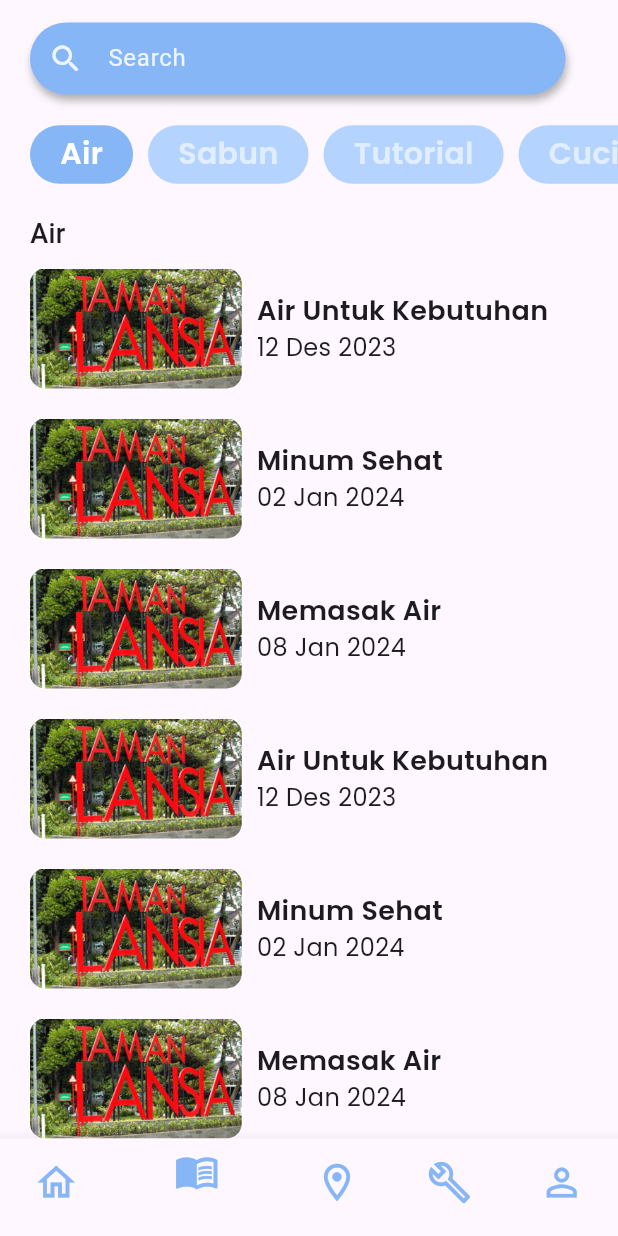
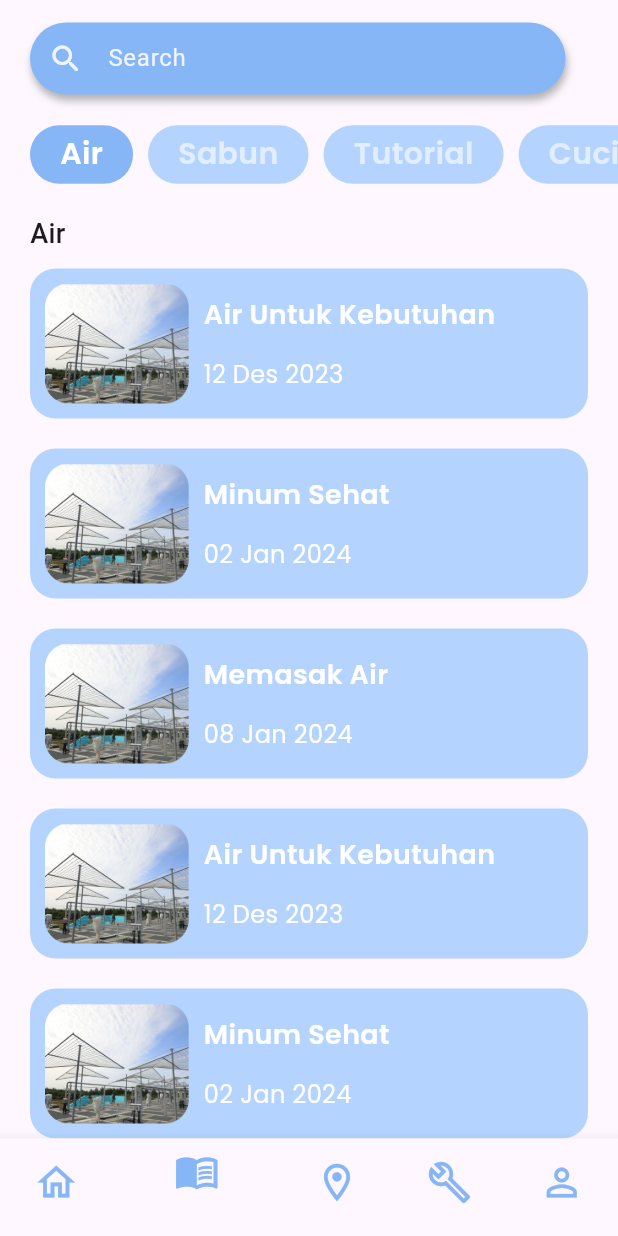
Before and after one commit to raihansyahrin/naara_app, a Flutter app: the screen it shows after launch, item 2 of the bottom bar chosen, on a phone screen of 412 x 824 dp. Run offline on Flutter 3.47's test engine with Material 3 defaults, Android fonts, the phone set to English and light mode, and no system bars; our stand-ins replace google_fonts, google_maps_flutter.

Commit message:
change education page

```diff
--- a/lib/models/education_model/education_model.dart
+++ b/lib/models/education_model/education_model.dart
@@ -1,5 +1,6 @@
 class EducationAirModel {
   int id;
+  String category;
   String photo;
   String title;
   String date;
@@ -8,6 +9,7 @@ class EducationAirModel {
   EducationAirModel(
       {required this.id,
       required this.photo,
+      required this.category,
       required this.title,
       required this.date,
       required this.content});
@@ -18,7 +20,8 @@ class EducationAirModel {
     education_air.add(
       EducationAirModel(
         id: 0,
-        photo: 'assets/images/taman-lansia.png',
+        category: 'Air',
+        photo: 'assets/images/education-image.png',
         title: 'Air Untuk Kebutuhan',
         date: '12 Des 2023',
         content:
@@ -29,7 +32,8 @@ class EducationAirModel {
     education_air.add(
       EducationAirModel(
         id: 0,
-        photo: 'assets/images/taman-lansia.png',
+        category: 'Sabun',
+        photo: 'assets/images/education-image.png',
         title: 'Minum Sehat',
         date: '02 Jan 2024',
         content:
@@ -40,7 +44,8 @@ class EducationAirModel {
     education_air.add(
       EducationAirModel(
         id: 0,
-        photo: 'assets/images/taman-lansia.png',
+        category: 'Tutorial',
+        photo: 'assets/images/education-image.png',
         title: 'Memasak Air',
         date: '08 Jan 2024',
         content:
@@ -51,7 +56,8 @@ class EducationAirModel {
     education_air.add(
       EducationAirModel(
         id: 0,
-        photo: 'assets/images/taman-lansia.png',
+        category: 'Cuci Tangan',
+        photo: 'assets/images/education-image.png',
         title: 'Air Untuk Kebutuhan',
         date: '12 Des 2023',
         content:
@@ -62,7 +68,8 @@ class EducationAirModel {
     education_air.add(
       EducationAirModel(
         id: 0,
-        photo: 'assets/images/taman-lansia.png',
+        category: 'Air',
+        photo: 'assets/images/education-image.png',
         title: 'Minum Sehat',
         date: '02 Jan 2024',
         content:
@@ -73,7 +80,8 @@ class EducationAirModel {
     education_air.add(
       EducationAirModel(
         id: 0,
-        photo: 'assets/images/taman-lansia.png',
+        category: 'Tutorial',
+        photo: 'assets/images/education-image.png',
         title: 'Memasak Air',
         date: '08 Jan 2024',
         content:
@@ -82,4 +90,11 @@ class EducationAirModel {
     );
     return education_air;
   }
+
+  static List<EducationAirModel> filterEducationByCategory(
+      List<EducationAirModel> educationList, String selectedCategory) {
+    return educationList
+        .where((education) => education.category == selectedCategory)
+        .toList();
+  }
 }
--- a/lib/widgets/education_page/category_selector_widget.dart
+++ b/lib/widgets/education_page/category_selector_widget.dart
@@ -1,9 +1,10 @@
 import 'package:flutter/material.dart';
 import 'package:google_fonts/google_fonts.dart';
+import 'package:hackfest2024_naara/models/education_model/education_model.dart';
 import 'package:hackfest2024_naara/themes/colors.dart';
 
 class CategorySelector extends StatefulWidget {
-  const CategorySelector({super.key});
+  const CategorySelector({Key? key}) : super(key: key);
 
   @override
   State<CategorySelector> createState() => _CategorySelectorState();
@@ -12,9 +13,22 @@ class CategorySelector extends StatefulWidget {
 class _CategorySelectorState extends State<CategorySelector> {
   int selectedIndex = 0;
   final List<String> categories = ['Air', 'Sabun', 'Tutorial', 'Cuci Tangan'];
+  List<EducationAirModel> education_air = [];
+  List<EducationAirModel> education_air_filtered = [];
+
+  void initModel() {
+    education_air = EducationAirModel.getEducationAir();
+    education_air_filtered = List.from(education_air);
+  }
+
+  List<EducationAirModel> filterEducationByCategory(String selectedCategory) {
+    return EducationAirModel.filterEducationByCategory(
+        education_air, selectedCategory);
+  }
 
   @override
   Widget build(BuildContext context) {
+    initModel();
     return Container(
       height: 50,
       // color: Colors.cyan,
@@ -27,6 +41,8 @@ class _CategorySelectorState extends State<CategorySelector> {
             onTap: () {
               setState(() {
                 selectedIndex = index;
+                education_air_filtered =
+                    filterEducationByCategory(categories[index]);
               });
             },
             child: Column(
@@ -39,7 +55,8 @@ class _CategorySelectorState extends State<CategorySelector> {
                   ),
                   decoration: BoxDecoration(
                     color: index == selectedIndex ? primary : secondary,
-                        borderRadius: BorderRadius.circular(50)),
+                    borderRadius: BorderRadius.circular(50),
+                  ),
                   child: Text(
                     categories[index],
                     style: GoogleFonts.poppins(
@@ -58,7 +75,8 @@ class _CategorySelectorState extends State<CategorySelector> {
         separatorBuilder: (context, index) => SizedBox(
           width: 10,
         ),
-          itemCount: categories.length),
+        itemCount: categories.length,
+      ),
     );
   }
 }
--- a/lib/widgets/education_page/education_list_widget.dart
+++ b/lib/widgets/education_page/education_list_widget.dart
@@ -1,6 +1,7 @@
 import 'package:flutter/material.dart';
 import 'package:google_fonts/google_fonts.dart';
 import 'package:hackfest2024_naara/models/education_model/education_model.dart';
+import 'package:hackfest2024_naara/themes/colors.dart';
 
 class EducationList extends StatelessWidget {
   const EducationList({
@@ -19,7 +20,13 @@ class EducationList extends StatelessWidget {
           physics: const NeverScrollableScrollPhysics(),
           shrinkWrap: true,
           itemBuilder: (context, index) {
-            return Row(
+            return Container(
+              padding: EdgeInsets.all(10),
+              decoration: BoxDecoration(
+                color: secondary,
+                borderRadius: BorderRadius.circular(17),
+              ),
+              child: Row(
                 crossAxisAlignment: CrossAxisAlignment.center,
                 children: [
                   ClipRRect(
@@ -40,18 +47,22 @@ class EducationList extends StatelessWidget {
                         style: GoogleFonts.poppins(
                             fontSize: 18,
                             fontWeight: FontWeight.w600,
+                            color: primaryAccent),
                       ),
+                      SizedBox(
+                        height: 15,
                       ),
                       Text(
                         education_air[index].date,
                         style: GoogleFonts.poppins(
                             fontSize: 16,
                             fontWeight: FontWeight.w400,
-                      ),
+                            color: primaryAccent),
                       ),
                     ],
                   )
                 ],
+              ),
             );
           },
           separatorBuilder: (context, index) => SizedBox(
```
Also changed, not shown: lib/pages/education_page.dart (+7 -0 lines), assets/images/education-image.png (added). Lines whose indentation alone changed are shown as unchanged.
